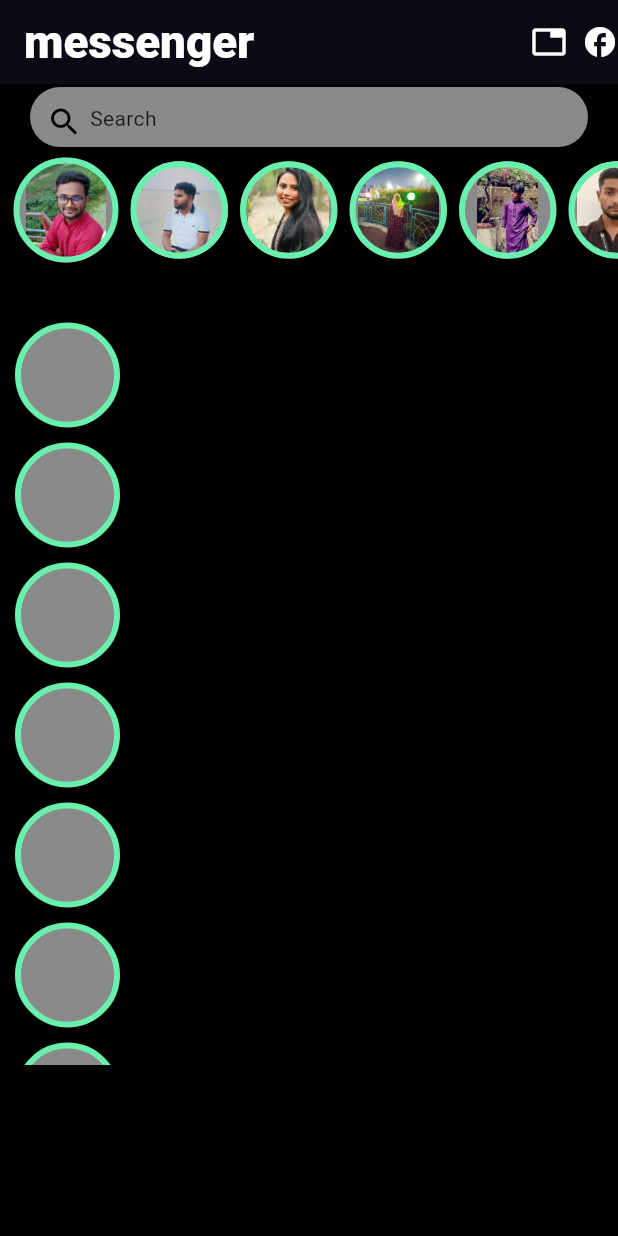
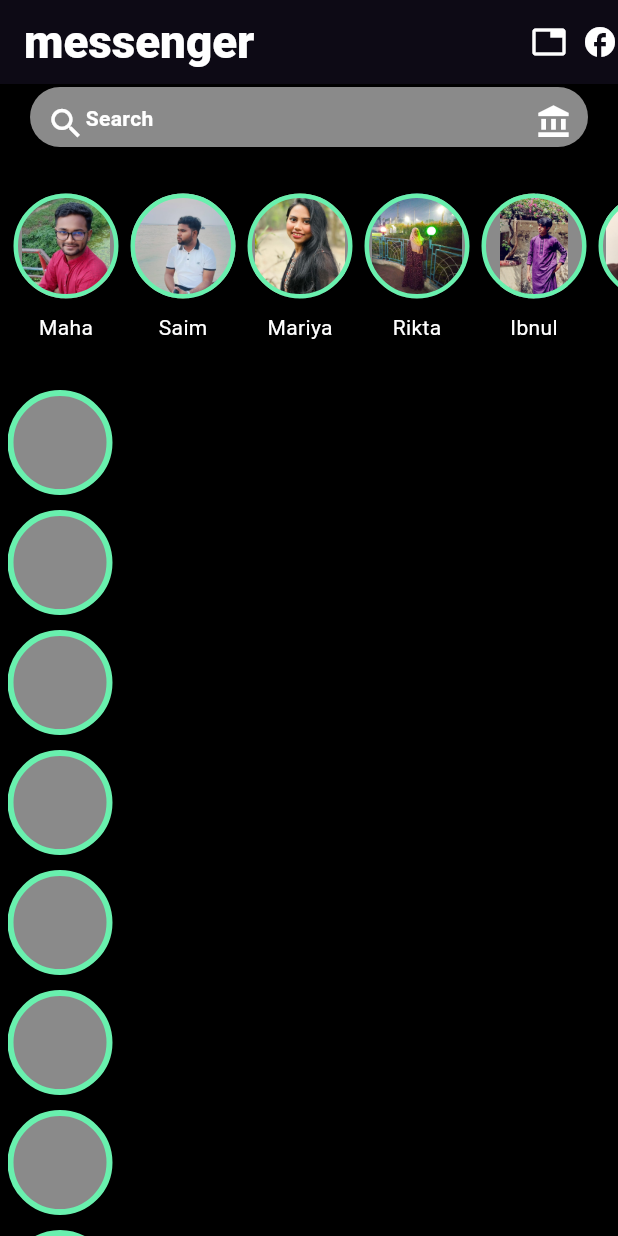
Before and after one commit to Maha6468/ostad_flutter_practice, a Flutter app: the screen it shows after launch, on a phone screen of 412 x 824 dp. Run offline on Flutter 3.47's test engine with Material 3 defaults, Android fonts, the phone set to English and light mode, and no system bars.

Commit message:
Expanded use

```diff
--- a/lib/Flutter_Practice/Module_7/flutter_1.dart
+++ b/lib/Flutter_Practice/Module_7/flutter_1.dart
@@ -7,19 +7,19 @@
   Widget build(BuildContext context) {
     return Scaffold(
       appBar: AppBar(
-        title:Text('messenger',
-          style: TextStyle(fontSize:30.5,
-            color:Colors.white,
+        title: Text('messenger',
+          style: TextStyle(fontSize: 30.5,
+            color: Colors.white,
             fontWeight: FontWeight.w900,
             //fontStyle: FontStyle.italic,
           ),
         ),
-       backgroundColor:Colors.black ,
-       elevation:10 ,
+        backgroundColor: Colors.black,
+        elevation: 10,
         actions: [
-          Icon(Icons.tab,color: Colors.white,),
+          Icon(Icons.tab, color: Colors.white,),
           SizedBox(width: 10,),
-          Icon(Icons.facebook,color: Colors.white,),
+          Icon(Icons.facebook, color: Colors.white,),
         ],
       ),
       body: Container(
@@ -28,150 +28,189 @@
           children: [
             Container(
               height: 40,
-              margin:EdgeInsets.symmetric(vertical: 2,horizontal: 20) ,
+              width: double.infinity,
+              margin: EdgeInsets.symmetric(vertical: 2, horizontal: 20),
               padding: EdgeInsets.all(11),
-              //color:Colors.blueGrey,
               decoration: BoxDecoration(
                   color: Colors.white54,
-                  borderRadius: BorderRadius.only(
-                      topLeft:Radius.circular(50),
-                      topRight: Radius.circular(50),
-                      bottomLeft: Radius.circular(50),
-                      bottomRight: Radius.circular(50))),
+                  borderRadius: BorderRadius.circular(80)
+              ),
               child: Row(
+                mainAxisAlignment: MainAxisAlignment.spaceBetween,
+                children: [
+                  Row(
                     children: [
                       Icon(Icons.search,
-                    color: Colors.black,),
-                  SizedBox(width: 5,),
-                  Text('Search',selectionColor: Colors.white,
+                        color: Colors.white,size: 26,),
+                      //SizedBox(width: 7,),
+                      Text('Search',
+                        style: TextStyle(fontWeight:FontWeight.bold,color: Colors.white),
                       ),
                     ],
                   ),
+                  Icon(Icons.account_balance,color: Colors.white,),
+                ],
               ),
-
+            ),
+            SizedBox(height: 20,),
             Container(
               margin: EdgeInsets.only(left: 5),
-              decoration: BoxDecoration(
-                borderRadius: BorderRadius.only(
-                  topRight: Radius.circular(1),
-                  topLeft: Radius.circular(1),
-                  bottomRight: Radius.circular(1),
-                  bottomLeft: Radius.circular(1),
-                ),
-              ),
-              //color: Colors.white60,
-               height: 80,
-               width: 580,
-              child:SingleChildScrollView(
-                scrollDirection:Axis.horizontal,
+              height: 120,
+              width:double.infinity,
+              child: SingleChildScrollView(
+                scrollDirection: Axis.horizontal,
                 child: Row(
                   mainAxisAlignment: MainAxisAlignment.start,
-                  crossAxisAlignment: CrossAxisAlignment.center,
+                  //crossAxisAlignment: CrossAxisAlignment.center,
+                  children: [
+                    Column(
                       children: [
                         Container(
                           // child:Center(child: Text('Maha',)),
-                      height:80,
+                          height: 80,
                           width: 70,
                           margin: EdgeInsets.all(4),
                           decoration: BoxDecoration(
-                        image: DecorationImage(image: AssetImage('images/maha.jpg')),
+                            image: DecorationImage(
+                                image: AssetImage('images/maha.jpg'),),
                             border: Border.all(
-                          width: 4,color: Colors.greenAccent),
+                                width: 3, color: Colors.greenAccent),
                             color: Colors.white54,
                             shape: BoxShape.circle,
                           ),
                         ),
+                        //SizedBox(height: 1,),
+                        Text('Maha',style: TextStyle(color: Colors.white),),
+                      ],
+                    ),
+                    Column(
+                      children: [
                         Container(
                           //color: Colors.blue,
                           // child:Center(child: Text('Saim',)),
-                      height:75,
-                      width: 65,
+                          height: 80,
+                          width: 70,
                           margin: EdgeInsets.all(4),
                           decoration: BoxDecoration(
-                        image: DecorationImage(image: AssetImage('images/saim.jpg')),
+                            image: DecorationImage(
+                                image: AssetImage('images/saim.jpg')),
                             border: Border.all(
-                            width: 4,color: Colors.greenAccent),
+                                width: 3, color: Colors.greenAccent),
                             color: Colors.white54,
                             shape: BoxShape.circle,
                           ),
                         ),
+                        Text('Saim',style: TextStyle(color: Colors.white),),
+                      ],
+                    ),
+                    Column(
+                      children: [
                         Container(
                           //color: Colors.blue,
                           // child:Center(child: Text('Mariya',)),
-                      height:75,
-                      width: 65,
+                          height: 80,
+                          width: 70,
                           margin: EdgeInsets.all(4),
                           decoration: BoxDecoration(
-                        image: DecorationImage(image: AssetImage('images/mari.jpg')),
+                            image: DecorationImage(
+                                image: AssetImage('images/mari.jpg')),
                             border: Border.all(
-                            width: 4,color: Colors.greenAccent),
+                                width: 3, color: Colors.greenAccent),
                             color: Colors.white54,
                             shape: BoxShape.circle,
                           ),
                         ),
+                        Text('Mariya',style: TextStyle(color: Colors.white),),
+                      ],
+                    ),
+                    Column(
+                      children: [
                         Container(
                           //color: Colors.blue,
                           //child:Center(child: Text('Rikta',)),
-                      height:75,
-                      width: 65,
+                          height: 80,
+                          width: 70,
                           margin: EdgeInsets.all(4),
                           decoration: BoxDecoration(
-                        image: DecorationImage(image: AssetImage('images/rikta.jpg')),
+                            image: DecorationImage(
+                                image: AssetImage('images/rikta.jpg')),
                             border: Border.all(
-                            width: 4,color: Colors.greenAccent),
+                                width: 3, color: Colors.greenAccent),
                             color: Colors.white54,
                             shape: BoxShape.circle,
                           ),
                         ),
+                        Text('Rikta',style: TextStyle(color: Colors.white),),
+                      ],
+                    ),
+                    Column(
+                      children: [
                         Container(
                           //color: Colors.blue,
                           //child:Center(child: Text('Ibnul',)),
-                      height:75,
-                      width: 65,
+                          height: 80,
+                          width: 70,
                           margin: EdgeInsets.all(4),
                           decoration: BoxDecoration(
-                        image: DecorationImage(image: AssetImage('images/ibnul.jpg')),
+                            image: DecorationImage(
+                                image: AssetImage('images/ibnul.jpg')),
                             border: Border.all(
-                            width: 4,color: Colors.greenAccent),
+                                width: 3, color: Colors.greenAccent),
                             color: Colors.white54,
                             shape: BoxShape.circle,
                           ),
                         ),
+                        Text('Ibnul',style: TextStyle(color: Colors.white),),
+                      ],
+                    ),
+                    Column(
+                      children: [
                         Container(
                           //color: Colors.blue,
                           //child:Center(child: Text('Naim',)),
-                      height:75,
-                      width: 65,
+                          height: 80,
+                          width: 70,
                           margin: EdgeInsets.all(4),
                           decoration: BoxDecoration(
-                        image: DecorationImage(image: AssetImage('images/naim.jpg')),
+                            image: DecorationImage(
+                                image: AssetImage('images/naim.jpg')),
                             border: Border.all(
-                            width: 4,color: Colors.greenAccent),
+                                width: 3, color: Colors.greenAccent),
                             color: Colors.white54,
                             shape: BoxShape.circle,
                           ),
                         ),
+                        Text('Naim',style: TextStyle(color: Colors.white),),
+                      ],
+                    ),
+                    Column(
+                      children: [
                         Container(
                           //color: Colors.blue,
                           //child:Center(child: Text('Yamin',)),
-                      height:75,
-                      width: 65,
+                          height: 80,
+                          width: 70,
                           margin: EdgeInsets.all(4),
                           decoration: BoxDecoration(
-                        image: DecorationImage(image: AssetImage('images/yamin.jpg')),
+                            image: DecorationImage(
+                                image: AssetImage('images/yamin.jpg')),
                             border: Border.all(
-                            width: 4,color: Colors.greenAccent),
+                                width: 3, color: Colors.greenAccent),
                             color: Colors.white54,
                             shape: BoxShape.circle,
                           ),
+                        ),
+                        Text('Yamin',style: TextStyle(color: Colors.white),),
+                      ],
                     ),
                   ],
                 ),
               ),
             ),
 
-            Container(
-              margin: EdgeInsets.only(left:10,top: 30),
+            Expanded(
+              child: Container(
+                margin: EdgeInsets.only(left: 5, top: 15),
                 color: Colors.black,
                 height: 500,
                 width: 500,
@@ -186,7 +225,7 @@
                         width: 70,
                         decoration: BoxDecoration(
                           border: Border.all(
-                            width: 4,color: Colors.greenAccent),
+                              width: 4, color: Colors.greenAccent),
                           color: Colors.white54,
                           shape: BoxShape.circle,
                         ),
@@ -196,7 +235,7 @@
                         width: 70,
                         decoration: BoxDecoration(
                           border: Border.all(
-                            width: 4,color: Colors.greenAccent),
+                              width: 4, color: Colors.greenAccent),
                           color: Colors.white54,
                           shape: BoxShape.circle,
                         ),
@@ -206,7 +245,7 @@
                         width: 70,
                         decoration: BoxDecoration(
                           border: Border.all(
-                            width: 4,color: Colors.greenAccent),
+                              width: 4, color: Colors.greenAccent),
                           color: Colors.white54,
                           shape: BoxShape.circle,
                         ),
@@ -216,7 +255,7 @@
                         width: 70,
                         decoration: BoxDecoration(
                           border: Border.all(
-                            width: 4,color: Colors.greenAccent),
+                              width: 4, color: Colors.greenAccent),
                           color: Colors.white54,
                           shape: BoxShape.circle,
                         ),
@@ -226,7 +265,7 @@
                         width: 70,
                         decoration: BoxDecoration(
                           border: Border.all(
-                            width: 4,color: Colors.greenAccent),
+                              width: 4, color: Colors.greenAccent),
                           color: Colors.white54,
                           shape: BoxShape.circle,
                         ),
@@ -236,7 +275,7 @@
                         width: 70,
                         decoration: BoxDecoration(
                           border: Border.all(
-                            width: 4,color: Colors.greenAccent),
+                              width: 4, color: Colors.greenAccent),
                           color: Colors.white54,
                           shape: BoxShape.circle,
                         ),
@@ -246,7 +285,7 @@
                         width: 70,
                         decoration: BoxDecoration(
                           border: Border.all(
-                            width: 4,color: Colors.greenAccent),
+                              width: 4, color: Colors.greenAccent),
                           color: Colors.white54,
                           shape: BoxShape.circle,
                         ),
@@ -256,7 +295,7 @@
                         width: 70,
                         decoration: BoxDecoration(
                           border: Border.all(
-                            width: 4,color: Colors.greenAccent),
+                              width: 4, color: Colors.greenAccent),
                           color: Colors.white54,
                           shape: BoxShape.circle,
                         ),
@@ -266,12 +305,13 @@
                         width: 70,
                         decoration: BoxDecoration(
                           border: Border.all(
-                            width: 4,color: Colors.greenAccent),
+                              width: 4, color: Colors.greenAccent),
                           color: Colors.white54,
                           shape: BoxShape.circle,
                         ),
                       ),
                     ],
+                  ),
                 ),
               ),
             ),
```
Lines whose indentation alone changed are shown as unchanged.
